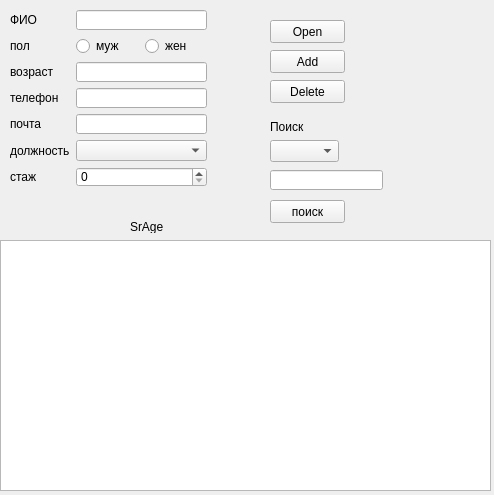
First picture: the form in form_ui.ui, repository mifnail/qt5, before the edit.
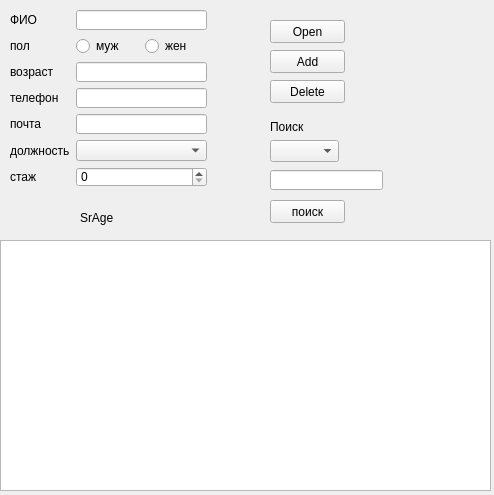
Second picture: the form after the edit.

The edit to the form file:
```diff
--- a/form_ui.ui
+++ b/form_ui.ui
@@ -55,10 +55,10 @@
   <widget class="QLabel" name="label_SrAge">
    <property name="geometry">
     <rect>
-     <x>130</x>
-     <y>220</y>
-     <width>47</width>
-     <height>13</height>
+     <x>80</x>
+     <y>210</y>
+     <width>141</width>
+     <height>16</height>
     </rect>
    </property>
    <property name="text">
```
